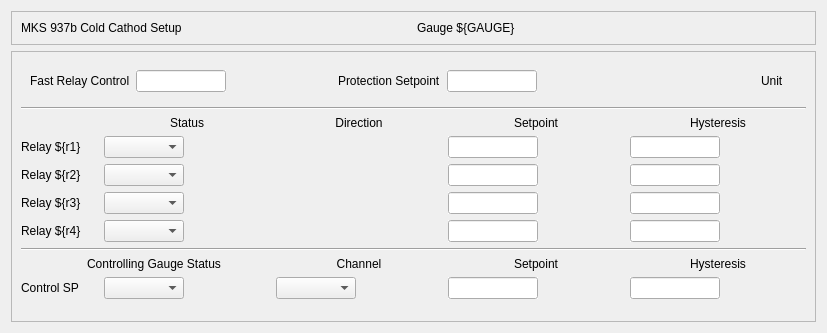
Above: devices/MKS-937B/ui/cc.ui from lnls-sirius/pydm-opi before the change. Below: the same form after it.
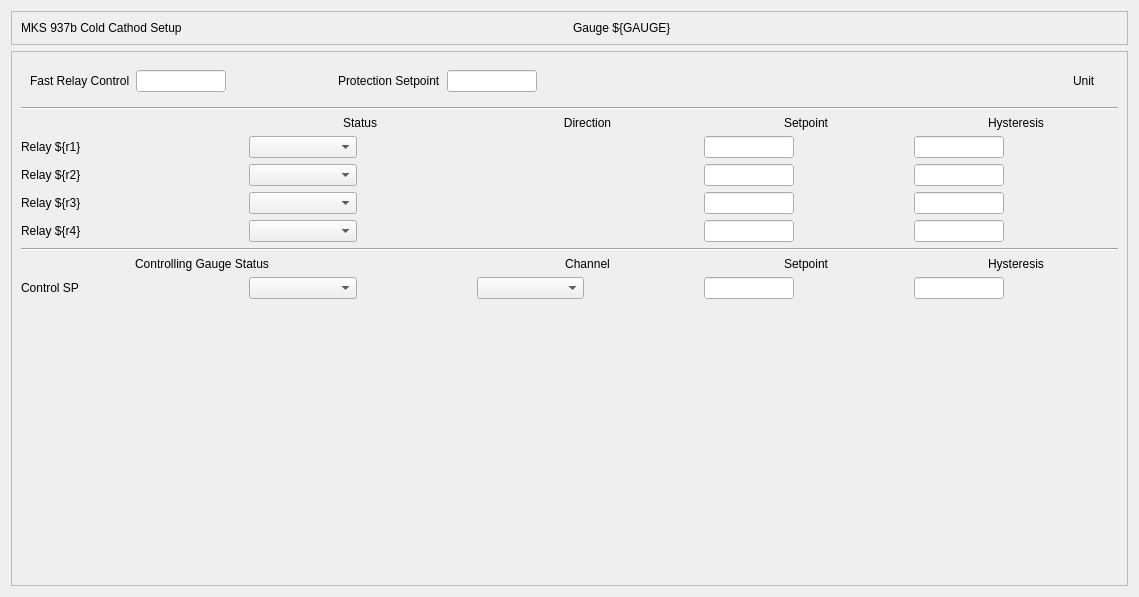
That is the form after the change. Custom widgets are drawn as their Qt base class.

```diff
--- a/devices/MKS-937B/ui/cc.ui
+++ b/devices/MKS-937B/ui/cc.ui
@@ -6,8 +6,8 @@
    <rect>
     <x>0</x>
     <y>0</y>
-    <width>827</width>
-    <height>333</height>
+    <width>1139</width>
+    <height>597</height>
    </rect>
   </property>
   <property name="windowTitle">
@@ -67,9 +67,6 @@
           <property name="channel" stdset="0">
            <string>ca://${DEVICE}:RelayRb-${r4}</string>
           </property>
-          <property name="displayFormat" stdset="0">
-           <enum>PyDMLabel::Exponential</enum>
-          </property>
          </widget>
         </item>
         <item row="10" column="6">
@@ -104,9 +101,6 @@
           <property name="channel" stdset="0">
            <string>ca://${DEVICE}:ControlSetpointSp-${channel}</string>
           </property>
-          <property name="displayFormat" stdset="0">
-           <enum>PyDMLineEdit::Exponential</enum>
-          </property>
          </widget>
         </item>
         <item row="5" column="2">
@@ -263,9 +257,6 @@
           <property name="channel" stdset="0">
            <string>ca://${DEVICE}:RelayHystSp-${r1}</string>
           </property>
-          <property name="displayFormat" stdset="0">
-           <enum>PyDMLineEdit::Exponential</enum>
-          </property>
          </widget>
         </item>
         <item row="8" column="0" colspan="10">
@@ -456,9 +447,6 @@
           <property name="channel" stdset="0">
            <string>ca://${DEVICE}:ControlSetpointHystSp-${channel}</string>
           </property>
-          <property name="displayFormat" stdset="0">
-           <enum>PyDMLineEdit::Exponential</enum>
-          </property>
          </widget>
         </item>
         <item row="6" column="3">
@@ -567,9 +555,6 @@
           <property name="channel" stdset="0">
            <string>ca://${DEVICE}:RelayHystRb-${r2}</string>
           </property>
-          <property name="displayFormat" stdset="0">
-           <enum>PyDMLabel::Exponential</enum>
-          </property>
          </widget>
         </item>
         <item row="10" column="7">
@@ -595,9 +580,6 @@
           <property name="channel" stdset="0">
            <string>ca://${DEVICE}:ControlSetpointRb-${channel}</string>
           </property>
-          <property name="displayFormat" stdset="0">
-           <enum>PyDMLabel::Exponential</enum>
-          </property>
          </widget>
         </item>
         <item row="10" column="9">
@@ -623,9 +605,6 @@
           <property name="channel" stdset="0">
            <string>ca://${DEVICE}:ControlSetpointHystRb-${channel}</string>
           </property>
-          <property name="displayFormat" stdset="0">
-           <enum>PyDMLabel::Exponential</enum>
-          </property>
          </widget>
         </item>
         <item row="7" column="8">
@@ -663,9 +642,6 @@
           <property name="channel" stdset="0">
            <string>ca://${DEVICE}:RelayHystSp-${r4}</string>
           </property>
-          <property name="displayFormat" stdset="0">
-           <enum>PyDMLineEdit::Exponential</enum>
-          </property>
          </widget>
         </item>
         <item row="5" column="8">
@@ -703,9 +679,6 @@
           <property name="channel" stdset="0">
            <string>ca://${DEVICE}:RelayHystSp-${r2}</string>
           </property>
-          <property name="displayFormat" stdset="0">
-           <enum>PyDMLineEdit::Exponential</enum>
-          </property>
          </widget>
         </item>
         <item row="6" column="9">
@@ -731,9 +704,6 @@
           <property name="channel" stdset="0">
            <string>ca://${DEVICE}:RelayHystRb-${r3}</string>
           </property>
-          <property name="displayFormat" stdset="0">
-           <enum>PyDMLabel::Exponential</enum>
-          </property>
          </widget>
         </item>
         <item row="7" column="9">
@@ -759,9 +729,6 @@
           <property name="channel" stdset="0">
            <string>ca://${DEVICE}:RelayHystRb-${r4}</string>
           </property>
-          <property name="displayFormat" stdset="0">
-           <enum>PyDMLabel::Exponential</enum>
-          </property>
          </widget>
         </item>
         <item row="10" column="3">
@@ -806,9 +773,6 @@
           <property name="channel" stdset="0">
            <string>ca://${DEVICE}:RelayRb-${r2}</string>
           </property>
-          <property name="displayFormat" stdset="0">
-           <enum>PyDMLabel::Exponential</enum>
-          </property>
          </widget>
         </item>
         <item row="6" column="6">
@@ -846,9 +810,6 @@
           <property name="channel" stdset="0">
            <string>ca://${DEVICE}:RelaySp-${r3}</string>
           </property>
-          <property name="displayFormat" stdset="0">
-           <enum>PyDMLineEdit::Exponential</enum>
-          </property>
          </widget>
         </item>
         <item row="7" column="6">
@@ -886,9 +847,6 @@
           <property name="channel" stdset="0">
            <string>ca://${DEVICE}:RelaySp-${r4}</string>
           </property>
-          <property name="displayFormat" stdset="0">
-           <enum>PyDMLineEdit::Exponential</enum>
-          </property>
          </widget>
         </item>
         <item row="5" column="6">
@@ -926,9 +884,6 @@
           <property name="channel" stdset="0">
            <string>ca://${DEVICE}:RelaySp-${r2}</string>
           </property>
-          <property name="displayFormat" stdset="0">
-           <enum>PyDMLineEdit::Exponential</enum>
-          </property>
          </widget>
         </item>
         <item row="4" column="7">
@@ -954,9 +909,6 @@
           <property name="channel" stdset="0">
            <string>ca://${DEVICE}:RelayRb-${r1}</string>
           </property>
-          <property name="displayFormat" stdset="0">
-           <enum>PyDMLabel::Exponential</enum>
-          </property>
          </widget>
         </item>
         <item row="6" column="7">
@@ -982,9 +934,6 @@
           <property name="channel" stdset="0">
            <string>ca://${DEVICE}:RelayRb-${r3}</string>
           </property>
-          <property name="displayFormat" stdset="0">
-           <enum>PyDMLabel::Exponential</enum>
-          </property>
          </widget>
         </item>
         <item row="4" column="6">
@@ -1028,9 +977,6 @@
           <property name="channel" stdset="0">
            <string>ca://${DEVICE}:RelaySp-${r1}</string>
           </property>
-          <property name="displayFormat" stdset="0">
-           <enum>PyDMLineEdit::Exponential</enum>
-          </property>
          </widget>
         </item>
         <item row="1" column="0" colspan="10">
@@ -1263,9 +1209,6 @@
           <property name="channel" stdset="0">
            <string>ca://${DEVICE}:RelayHystRb-${r1}</string>
           </property>
-          <property name="displayFormat" stdset="0">
-           <enum>PyDMLabel::Exponential</enum>
-          </property>
          </widget>
         </item>
         <item row="9" column="8" colspan="2">
@@ -1456,9 +1399,6 @@
           <property name="channel" stdset="0">
            <string>ca://${DEVICE}:RelayHystSp-${r3}</string>
           </property>
-          <property name="displayFormat" stdset="0">
-           <enum>PyDMLineEdit::Exponential</enum>
-          </property>
          </widget>
         </item>
         <item row="10" column="4">
```
Left out of the diff: 12 changed lines with no effect on the pictures.
